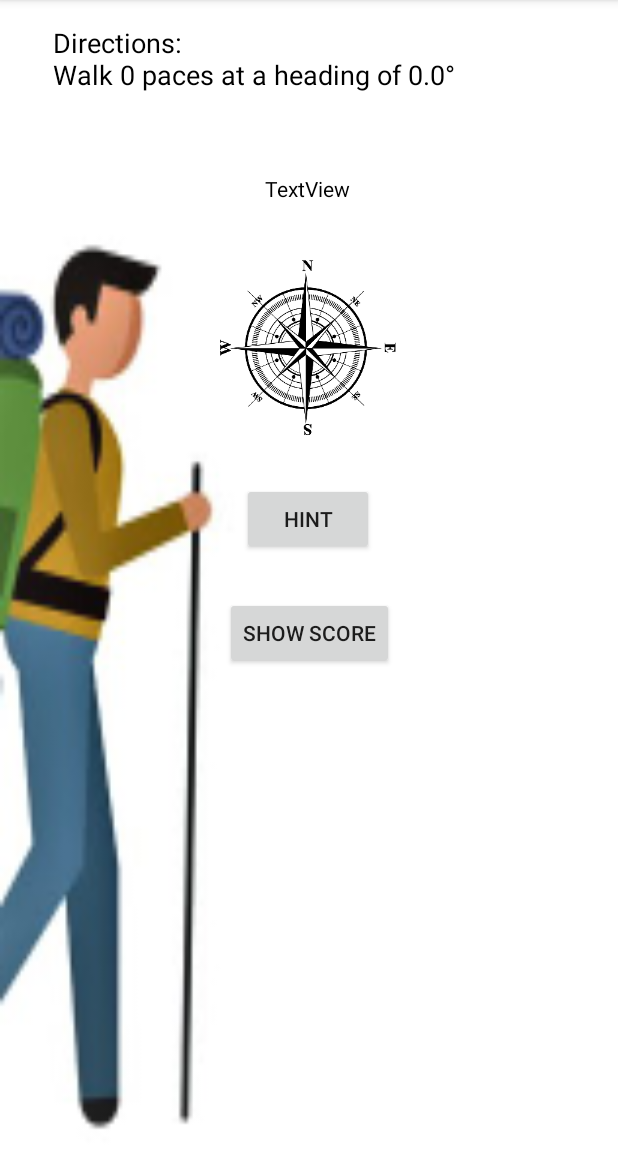
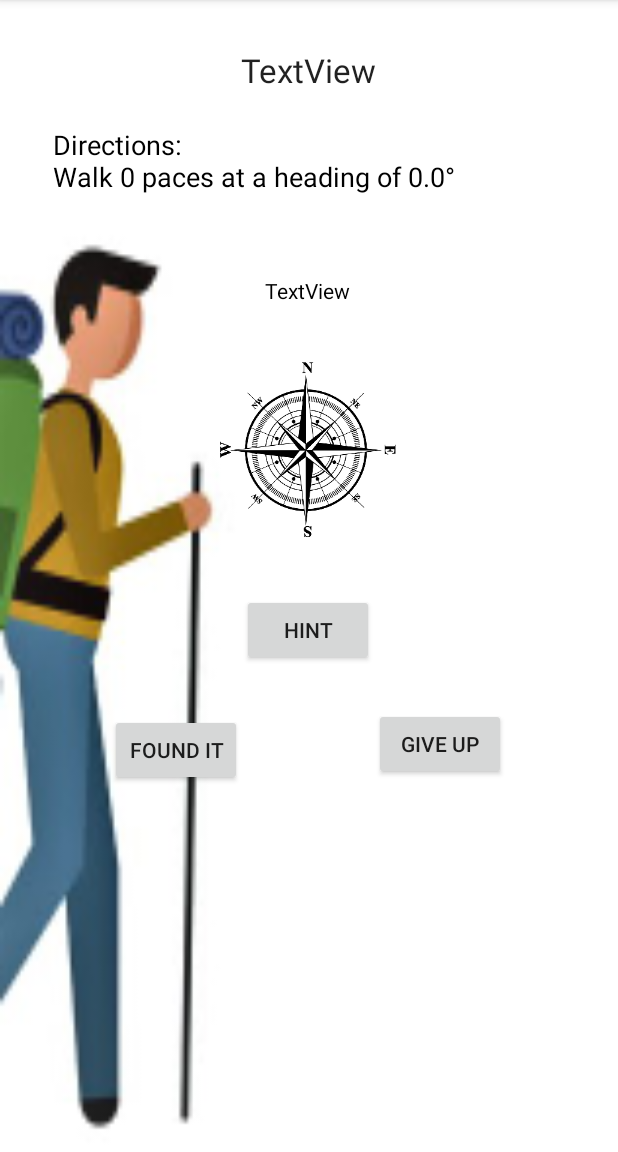
Before and after one commit to blaine141/Treasure-Hunt, an Android app: the DirectionsActivity screen opened directly, with no data from a screen before it, on a phone screen of 412 x 824 dp, the part 84-1236 px from its top. Run offline under Robolectric (Android 15) with nearby library versions, the phone set to English and light mode, and no system bars; 4 statements that could not run were skipped.

Commit message:
Adding progress dialogs, low pass filter, and changing score

```diff
--- a/app/src/main/java/com/example/treasurehunt/Cache.java
+++ b/app/src/main/java/com/example/treasurehunt/Cache.java
@@ -30,6 +30,9 @@ interface Consumer<T> {
 public class Cache implements Serializable {
     public static final String BASE_URL = "https://www.opencaching.us/okapi/services/";
     public static final String CONSUMER_KEY = "7Q7WcQ9QECgUYgwX5AGH";
+
+    // How far we were when we started.
+    public double startDistance;
 
     public String name;
     public String code;
--- a/app/src/main/res/layout/activity_directions.xml
+++ b/app/src/main/res/layout/activity_directions.xml
@@ -12,7 +12,7 @@
         android:id="@+id/textView7"
         android:layout_width="341dp"
         android:layout_height="62dp"
-        android:layout_marginTop="16dp"
+        android:layout_marginTop="84dp"
         android:text="TextView"
         android:textAppearance="@style/TextAppearance.AppCompat.Medium"
         app:layout_constraintEnd_toEndOf="parent"
@@ -21,21 +21,34 @@
         android:textColor="#000"/>
 
     <Button
-        android:id="@+id/button8"
+        android:id="@+id/button5"
         android:layout_width="wrap_content"
         android:layout_height="wrap_content"
-        android:layout_marginTop="320dp"
-        android:onClick="scorePressed"
-        android:text="Show Score"
+        android:layout_marginTop="36dp"
+        android:onClick="hintPressed"
+        android:text="Hint"
         app:layout_constraintEnd_toEndOf="parent"
+        app:layout_constraintHorizontal_bias="0.498"
         app:layout_constraintStart_toStartOf="parent"
-        app:layout_constraintTop_toBottomOf="@+id/textView7" />
+        app:layout_constraintTop_toBottomOf="@+id/imageView3" />
+
+    <Button
+        android:id="@+id/foundButton"
+        android:layout_width="wrap_content"
+        android:layout_height="wrap_content"
+        android:layout_marginTop="4dp"
+        android:onClick="foundPressed"
+        android:text="Found It"
+        app:layout_constraintEnd_toStartOf="@+id/button5"
+        app:layout_constraintHorizontal_bias="1.0"
+        app:layout_constraintStart_toStartOf="parent"
+        app:layout_constraintTop_toTopOf="@+id/giveUpButton" />
 
     <TextView
         android:id="@+id/textView8"
         android:layout_width="wrap_content"
         android:layout_height="wrap_content"
-        android:layout_marginTop="116dp"
+        android:layout_marginTop="184dp"
         android:text="TextView"
         app:layout_constraintEnd_toEndOf="parent"
         app:layout_constraintHorizontal_bias="0.498"
@@ -43,27 +56,38 @@
         app:layout_constraintTop_toTopOf="parent"
         android:textColor="#000"/>
 
-    <Button
-        android:id="@+id/button5"
-        android:layout_width="wrap_content"
-        android:layout_height="wrap_content"
-        android:layout_marginBottom="28dp"
-        android:onClick="hintPressed"
-        android:text="Hint"
-        app:layout_constraintBottom_toTopOf="@+id/button8"
-        app:layout_constraintEnd_toEndOf="parent"
-        app:layout_constraintHorizontal_bias="0.498"
-        app:layout_constraintStart_toStartOf="parent" />
-
     <ImageView
         android:id="@+id/imageView3"
         android:layout_width="134dp"
         android:layout_height="120dp"
-        android:layout_marginTop="172dp"
+        android:layout_marginTop="240dp"
         app:layout_constraintEnd_toEndOf="parent"
         app:layout_constraintHorizontal_bias="0.498"
         app:layout_constraintStart_toStartOf="parent"
         app:layout_constraintTop_toTopOf="parent"
         app:srcCompat="@drawable/compass" />
 
+    <Button
+        android:id="@+id/giveUpButton"
+        android:layout_width="wrap_content"
+        android:layout_height="wrap_content"
+        android:layout_marginTop="28dp"
+        android:onClick="forfeitPressed"
+        android:text="Give Up"
+        app:layout_constraintEnd_toEndOf="parent"
+        app:layout_constraintHorizontal_bias="0.0"
+        app:layout_constraintStart_toEndOf="@+id/button5"
+        app:layout_constraintTop_toBottomOf="@+id/button5" />
+
+    <TextView
+        android:id="@+id/titleTextView"
+        android:layout_width="wrap_content"
+        android:layout_height="wrap_content"
+        android:layout_marginTop="32dp"
+        android:text="TextView"
+        android:textAppearance="@style/TextAppearance.AppCompat.Large"
+        app:layout_constraintEnd_toEndOf="parent"
+        app:layout_constraintStart_toStartOf="parent"
+        app:layout_constraintTop_toTopOf="parent" />
+
 </androidx.constraintlayout.widget.ConstraintLayout>
--- a/app/src/main/res/layout/activity_hunting.xml
+++ b/app/src/main/res/layout/activity_hunting.xml
@@ -14,4 +14,5 @@
         app:layout_constraintEnd_toEndOf="parent"
         app:layout_constraintStart_toStartOf="parent"
         app:layout_constraintTop_toTopOf="parent" />
+
 </androidx.constraintlayout.widget.ConstraintLayout>
```
Also changed, not shown: app/src/main/java/com/example/treasurehunt/DirectionsActivity.java (+47 -40 lines), app/src/main/java/com/example/treasurehunt/HuntingActivity.java (+16 -0 lines), app/src/main/java/com/example/treasurehunt/Score.java (added, +27 -0 lines), app/src/main/java/com/example/treasurehunt/ScoreActivity.java (+10 -15 lines).
